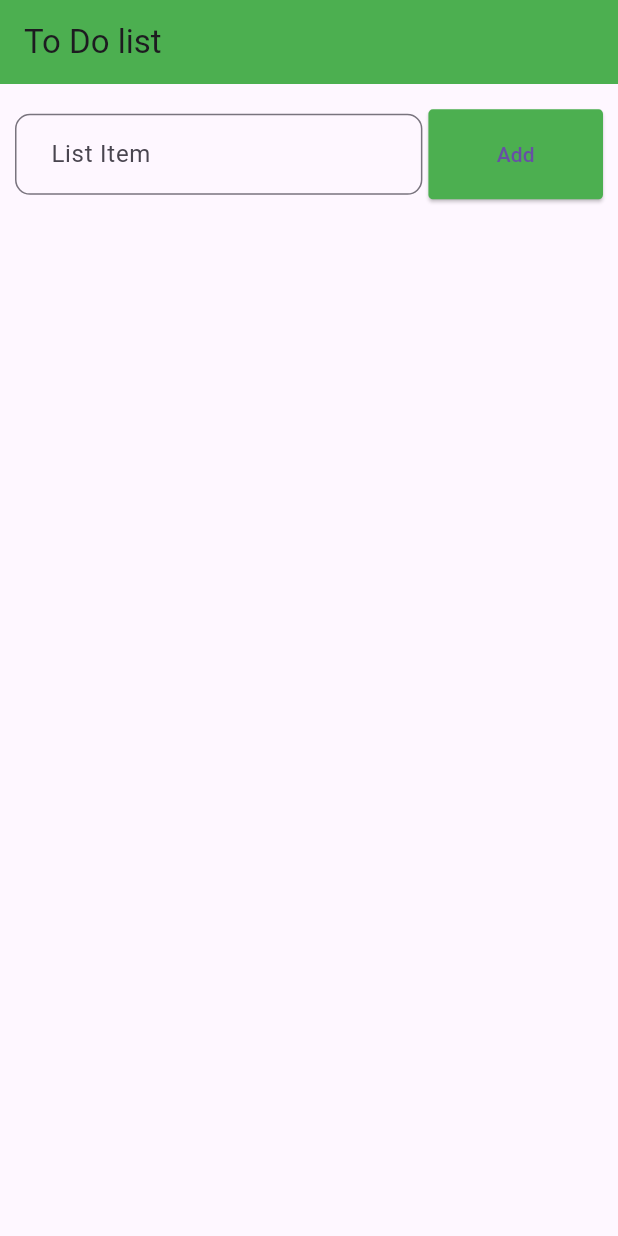
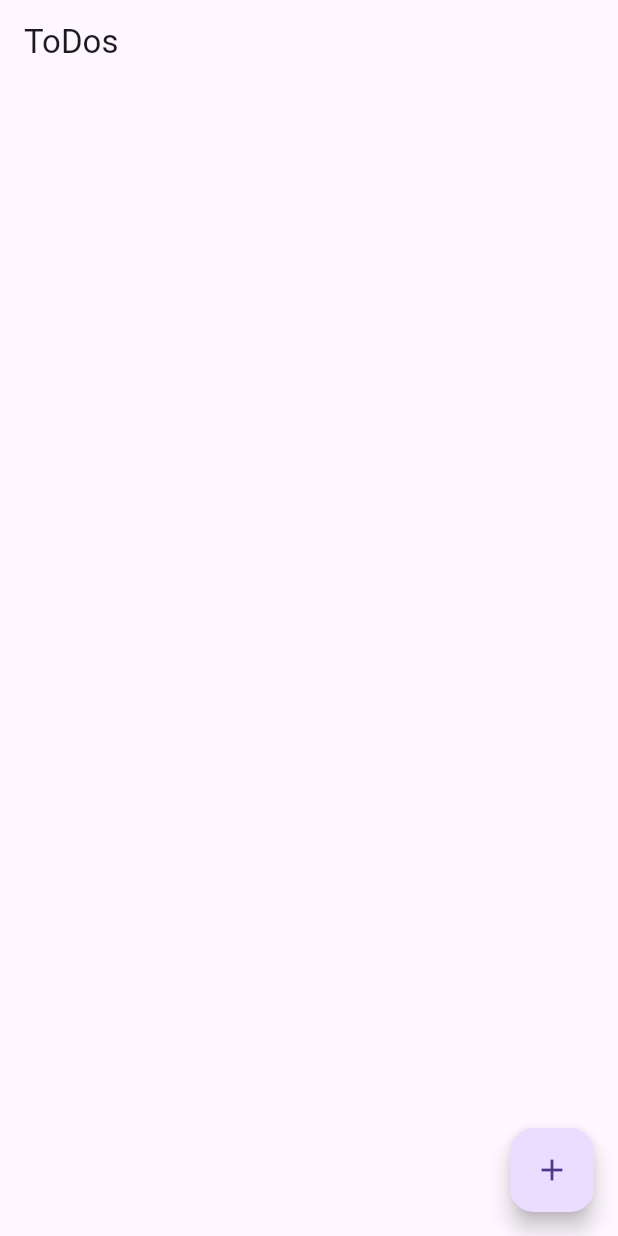
Before and after one commit to Ahmad61-6/simple_apps, a Flutter app: the screen it shows after launch, on a phone screen of 412 x 824 dp. Run offline on Flutter 3.47's test engine with Material 3 defaults, Android fonts, the phone set to English and light mode, and no system bars.

Commit message:
TO DO LIST (CRUD)

```diff
--- a/lib/main.dart
+++ b/lib/main.dart
@@ -1,114 +1,19 @@
 import 'package:flutter/cupertino.dart';
 import 'package:flutter/material.dart';
-import 'package:simple_apps/style.dart';
+import 'home_screen.dart';
 
-void main(){
-  runApp(Myapp());
+void main()
+{
+  runApp(const ToDoApp());
 }
 
-class Myapp extends StatelessWidget {
-  const Myapp({super.key});
+class ToDoApp extends StatelessWidget {
+  const ToDoApp({super.key});
 
   @override
   Widget build(BuildContext context) {
-    return MaterialApp(
-      title: 'TO DO APP',
-      home: HomePage(),
+    return const MaterialApp(
+      home: HomeScreen(),
     );
   }
 }
-
-class HomePage extends StatefulWidget {
-  const HomePage({super.key});
-
-  @override
-  State<HomePage> createState() => _HomePageState();
-}
-
-class _HomePageState extends State<HomePage> {
-  List toDoList = [];
-  String item = "";
-  @override
-  Widget build(BuildContext context) {
-
-    myAppOnChange(content){
-        setState(() {
-          item = content;
-        });
-    }
-
-addItem(){
-      setState(() {
-        toDoList.add({'item':item});
-      });
-}
-
-removeItem(index){
-      setState(() {
-        toDoList.removeAt(index);
-      });
-}
-    return Scaffold(
-      appBar: AppBar(title: Text('To Do list'),backgroundColor: Colors.green,),
-      body: Container(
-        padding: EdgeInsets.all(10),
-       child: Column(
-         children: [
-           Expanded(
-             flex: 10,
-               child: Row(
-                 children: [
-                   Expanded(
-                     flex: 70,
-                     child: TextFormField(
-                       onChanged: (content){myAppOnChange(content);},
-
-                       decoration: appInputDecoration("List Item"),
-                     ),
-                   ),
-                   SizedBox(width: 4,),
-                   Expanded(
-                     flex: 30,
-
-                       child: ElevatedButton(
-
-                     style: appButton(),
-                       onPressed: (){
-                       addItem();
-                       },
-
-                       child: Text("Add"))),
-                 ],
-               )),
-           SizedBox(height: 10,),
-           Expanded(
-             flex: 90,
-               child: ListView.builder(
-                 itemCount: toDoList.length,
-                   itemBuilder: (context,index){
-                  return Card(
-                  child: sizeBox(
-                    Row(
-                      children: [
-                        Expanded(flex: 80,child: Text(toDoList[index]["item"].toString())),
-                        Expanded(flex: 20,child: TextButton(onPressed: (){
-                          removeItem(index);
-                        },
-                          child: Icon(Icons.delete,
-                            color: Colors.green,
-                          ),
-                        )
-                        ),
-                      ],
-                    )
-                  ),
-                  );
-               }),
-           ),
-         ],
-       ),
-      ),
-
-    );
-  }
-}
--- a/lib/style.dart
+++ /dev/null
@@ -1,39 +0,0 @@
-import 'package:flutter/material.dart';
-
-InputDecoration appInputDecoration(label){
-  return InputDecoration(
-    contentPadding: EdgeInsets.fromLTRB(20, 10, 10, 20),
-      hoverColor: Colors.indigo.shade200,
-    border: OutlineInputBorder(
-      borderRadius: BorderRadius.circular(10),
-      borderSide: BorderSide(
-        color: Colors.green,
-        width: 1.5
-      )
-    ),
-    labelText: label,
-  );
-}
-
-ButtonStyle appButton(){
-  return ElevatedButton.styleFrom(
-    padding: EdgeInsets.all(20),
-    backgroundColor: Colors.green,
-    shape: RoundedRectangleBorder(
-      borderRadius: BorderRadius.all(Radius.circular(3))
-    )
-
-  );
-}
-
-SizedBox sizeBox(child){
-  return SizedBox(
-    height: 50,
-    width: double.infinity,
-    child: Container(
-      alignment: Alignment.center,
-      padding: EdgeInsets.all(8),
-      child: child,
-    ),
-  );
-}
--- /dev/null
+++ b/lib/todo.dart
@@ -0,0 +1,7 @@
+class Todo{
+  String details;
+  DateTime createdTime, updatedTime;
+  String status;
+
+  Todo({required this.details, required this.createdTime, required this.updatedTime, this.status = 'pending'});
+}
--- a/pubspec.yaml
+++ b/pubspec.yaml
@@ -35,6 +35,7 @@ dependencies:
   # The following adds the Cupertino Icons font to your application.
   # Use with the CupertinoIcons class for iOS style icons.
   cupertino_icons: ^1.0.2
+  intl: ^0.18.1
 
 dev_dependencies:
   flutter_test:
```
Also changed, not shown: lib/add_new_task_modal.dart (added, +71 -0 lines), lib/home_screen.dart (added, +131 -0 lines), lib/update_new_task_modal.dart (added, +71 -0 lines), pubspec.lock.
